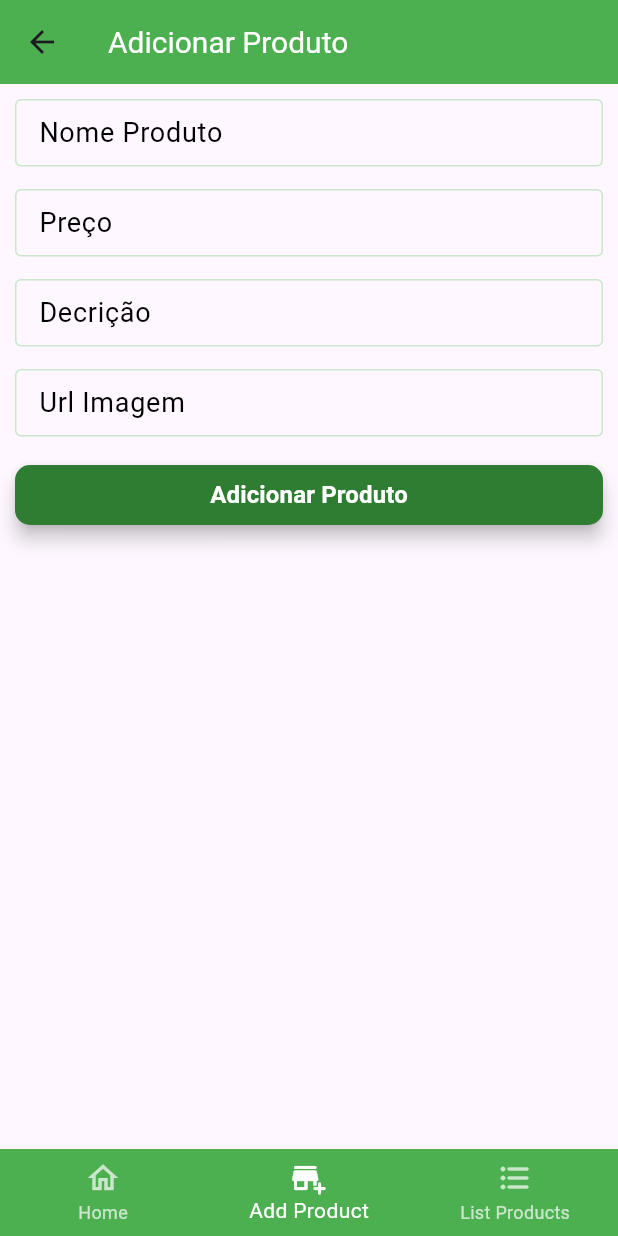
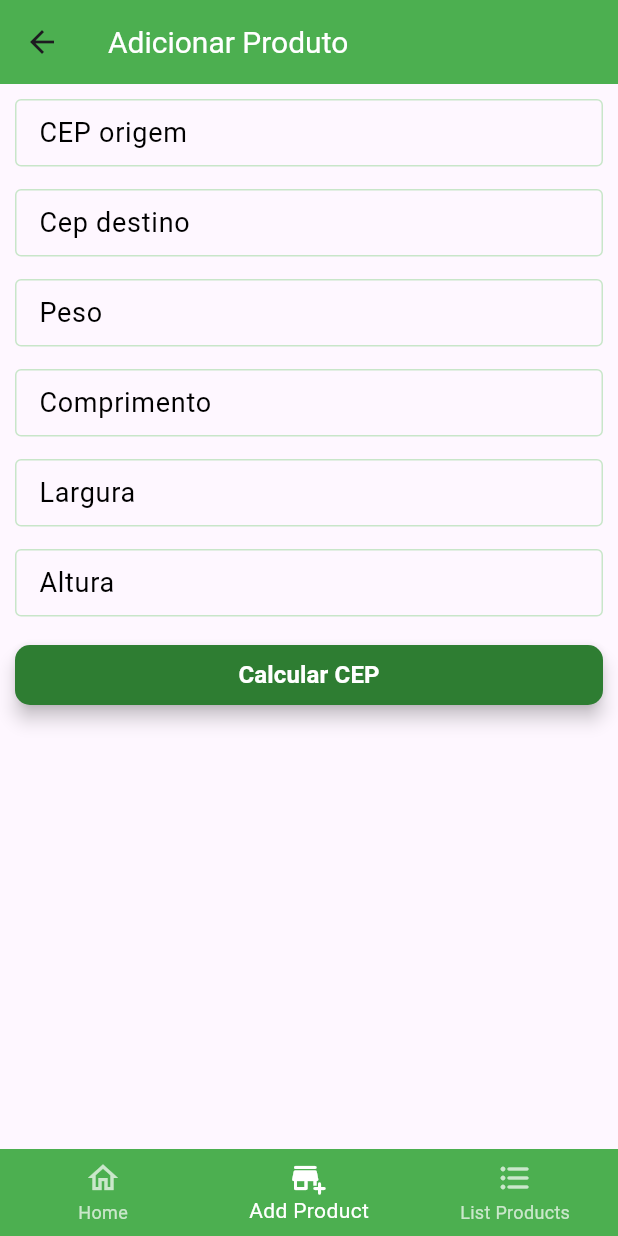
Before and after one commit to gusfrancoo/Atividade-Flutter-2, a Flutter app: the GlobalScaffold screen opened by its route, item 2 of the bottom bar chosen, on a phone screen of 412 x 824 dp. Run offline on Flutter 3.47's test engine with Material 3 defaults, Android fonts, the phone set to English and light mode, and no system bars; our stand-ins replace get, get_storage; accounts and stored records are empty.

```diff
--- a/lib/app/controllers/addProdutos_controller.dart
+++ /dev/null
@@ -1,46 +0,0 @@
-
-import 'dart:convert';
-
-import 'package:flutter/material.dart';
-import 'package:flutter_faculdade/app/models/product_model.dart';
-import 'package:get/get.dart';
-import 'package:get_storage/get_storage.dart';
-
-class AddProdutosController extends GetxController {
-  // TextFields
-  final TextEditingController nomeProd = TextEditingController();
-  final TextEditingController price = TextEditingController();
-  final TextEditingController desc = TextEditingController();
-  final TextEditingController urlImg = TextEditingController();
-
-
-  final RxList<Product> products = <Product>[].obs;
-  final box = GetStorage(); // Instância do GetStorage
-
-
-  Future<void> addProducts() async {
-
-    var prod = Product(
-      name: nomeProd.text,
-      price: double.tryParse(price.text) ?? 0.0,
-      description: desc.text,
-      imageUrl: urlImg.text,
-    );
-
-    products.add(prod);
-
-    nomeProd.clear();
-    price.clear();
-    desc.clear();
-    urlImg.clear();
-    saveProducts();
-
-  }
-
-    void saveProducts() {
-      final List<String> jsonProducts = products.map((prod) => jsonEncode(prod.toJson())).toList();
-      print(jsonProducts);
-      box.write('products', jsonProducts);
-    }
-
-}
--- /dev/null
+++ b/lib/app/controllers/calculaCep_controller.dart
@@ -0,0 +1,45 @@
+
+import 'dart:convert';
+
+import 'package:flutter/material.dart';
+import 'package:flutter_faculdade/app/models/freteResponse.dart';
+import 'package:get/get.dart';
+import 'package:get_storage/get_storage.dart';
+
+class CalculaCepController extends GetxController {
+  // TextFields
+  final TextEditingController cepDestino = TextEditingController();
+  final TextEditingController cepOrigem = TextEditingController();
+  final TextEditingController peso = TextEditingController();
+  final TextEditingController comprimento = TextEditingController();
+  final TextEditingController altura = TextEditingController();
+  final TextEditingController largura = TextEditingController();
+
+
+  final RxList<FreteResponse> frete = <FreteResponse>[].obs;
+  final box = GetStorage(); // Instância do GetStorage
+
+  final Map<String, dynamic> tipoServico = {
+    'sedex': "04014",
+    'pac': "04510",
+  };
+
+
+  Future<void> calcularCep() async {
+    print(tipoServico['pac']);
+    var params = {
+      "nCdServico": tipoServico['pac'],
+      "sCepOrigem": 74680020,
+      "sCepDestino": 35501261,
+      "nvlPeso": 2.0,
+      "nCdFormato": "1",
+      "nvlComprimento": 120,
+      "nvlLargura": 350,
+      "nvlAltura": 220
+    };
+
+
+  }
+
+
+}
--- /dev/null
+++ b/lib/app/models/freteResponse.dart
@@ -0,0 +1,51 @@
+import 'dart:convert';
+import 'package:http/http.dart' as http;
+
+// Enum para os tipos de serviço de envio
+enum TipoEnvio {
+  sedex('04014'),
+  pac('04510'),
+  desconhecido('');
+
+  final String codigo;
+  const TipoEnvio(this.codigo);
+
+  // Método para converter código para TipoEnvio
+  static TipoEnvio fromCodigo(String codigo) {
+    return TipoEnvio.values.firstWhere(
+      (e) => e.codigo == codigo,
+      orElse: () => TipoEnvio.desconhecido,
+    );
+  }
+}
+
+// Modelo para a resposta da API dos Correios
+class FreteResponse {
+  final TipoEnvio servico;
+  final double valor;
+  final int prazo;
+
+  FreteResponse({
+    required this.servico,
+    required this.valor,
+    required this.prazo,
+  });
+
+  // Factory method para criar um objeto a partir de JSON
+  factory FreteResponse.fromJson(Map<String, dynamic> json) {
+    return FreteResponse(
+      servico: TipoEnvio.fromCodigo(json['nCdServico']),
+      valor: (json['valor'] as num).toDouble(),
+      prazo: json['prazo'] as int,
+    );
+  }
+
+  // Método para converter o objeto de volta para JSON
+  Map<String, dynamic> toJson() {
+    return {
+      'servico': servico.codigo,
+      'valor': valor,
+      'prazo': prazo,
+    };
+  }
+}
--- a/lib/app/models/product_model.dart
+++ /dev/null
@@ -1,33 +0,0 @@
-class Product {
-  final String name;
-  final double price;
-  final String description;
-  final String imageUrl;
-
-  Product({
-    required this.name,
-    required this.price,
-    required this.description,
-    required this.imageUrl
-  });
-
-  Map<String, dynamic> toJson() {
-    return {
-      'name': name,
-      'price': price,
-      'description': description,
-      'imageUrl': imageUrl,
-    };
-  }
-
-  // Cria um Product a partir de JSON
-  factory Product.fromJson(Map<String, dynamic> json) {
-    return Product(
-      name: json['name'],
-      price: (json['price'] as num).toDouble(),
-      description: json['description'],
-      imageUrl: json['imageUrl'],
-    );
-  }
-
-}
--- a/lib/app/routes/app_pages.dart
+++ b/lib/app/routes/app_pages.dart
@@ -1,8 +1,8 @@
-import 'package:flutter_faculdade/app/controllers/addProdutos_controller.dart';
+import 'package:flutter_faculdade/app/controllers/calculaCep_controller.dart';
 import 'package:flutter_faculdade/app/controllers/navigation_controller.dart';
 import 'package:flutter_faculdade/app/controllers/listProdutos_controller.dart';
 import 'package:flutter_faculdade/app/routes/app_routes.dart';
-import 'package:flutter_faculdade/app/screens/addProdutos_screen.dart';
+import 'package:flutter_faculdade/app/screens/calculaCep_screen.dart';
 import 'package:flutter_faculdade/app/screens/home_screen.dart';
 import 'package:flutter_faculdade/app/screens/listProdutos.screen.dart';
 import 'package:flutter_faculdade/app/screens/login_screen.dart';
@@ -20,7 +20,7 @@ class AppPages {
       page: () => GlobalScaffold(),
       binding: BindingsBuilder(() {
         Get.put(NavigationController(), permanent: true);
-        Get.lazyPut(() => AddProdutosController(), fenix: true);
+        Get.lazyPut(() => CalculaCepController(), fenix: true);
         Get.lazyPut(() => ListprodutosController(), fenix: true);
       },),
     ),
@@ -30,13 +30,13 @@ class AppPages {
     ),
     GetPage(
       name: AppRoutes.addProduto,
-      page: () => AddprodutosScreen(),
-      binding: BindingsBuilder(() => Get.lazyPut(() => AddProdutosController()))
+      page: () => CalculacepScreen(),
+      binding: BindingsBuilder(() => Get.lazyPut(() => CalculaCepController()))
     ),
-    GetPage(
-      name: AppRoutes.listProdutos,
-      page: () => ListProdutosScreen(),
-      binding: BindingsBuilder(() => Get.lazyPut(() => ListprodutosController()))
-    ),
+    // GetPage(
+    //   name: AppRoutes.listProdutos,
+    //   page: () => ListProdutosScreen(),
+    //   binding: BindingsBuilder(() => Get.lazyPut(() => ListprodutosController()))
+    // ),
   ];
 }
--- a/lib/app/screens/addProdutos_screen.dart
+++ b/lib/app/screens/calculaCep_screen.dart
@@ -1,12 +1,12 @@
 import 'package:flutter/material.dart';
-import 'package:flutter_faculdade/app/controllers/addProdutos_controller.dart';
+import 'package:flutter_faculdade/app/controllers/calculaCep_controller.dart';
 import 'package:get/get.dart';
 
-class AddprodutosScreen extends StatelessWidget {
+class CalculacepScreen extends StatelessWidget {
 
-  AddprodutosScreen({super.key});
+  CalculacepScreen({super.key});
 
-  final AddProdutosController controller = Get.find<AddProdutosController>();
+  final CalculaCepController controller = Get.find<CalculaCepController>();
 
   @override
   Widget build(BuildContext context) {
@@ -24,14 +24,14 @@ class AddprodutosScreen extends StatelessWidget {
                   width: double.infinity,
                   height: 45,
                   child: TextField(
-                    controller: controller.nomeProd,
+                    controller: controller.cepOrigem,
                     decoration: InputDecoration(
                       enabledBorder: OutlineInputBorder(borderSide: BorderSide(color: Colors.green.shade100)),
                       focusedBorder: OutlineInputBorder(borderSide: BorderSide(color: Colors.green, width: 1)),
                       labelStyle: TextStyle(
                         color: Colors.black
                       ),
-                      labelText: 'Nome Produto',
+                      labelText: 'CEP origem',
                     ),
                   ),
                 ),
@@ -40,7 +40,7 @@ class AddprodutosScreen extends StatelessWidget {
                   width: double.infinity,
                   height: 45,
                   child: TextField(
-                    controller: controller.price,
+                    controller: controller.cepDestino,
                     keyboardType: TextInputType.number,
                     decoration: InputDecoration(
                       enabledBorder: OutlineInputBorder(borderSide: BorderSide(color: Colors.green.shade100)),
@@ -48,7 +48,7 @@ class AddprodutosScreen extends StatelessWidget {
                       labelStyle: TextStyle(
                         color: Colors.black
                       ),
-                      labelText: 'Preço',
+                      labelText: 'Cep destino',
                     ),
                   ),
                 ),
@@ -57,7 +57,7 @@ class AddprodutosScreen extends StatelessWidget {
                   width: double.infinity,
                   height: 45,
                   child: TextField(
-                    controller: controller.desc,
+                    controller: controller.peso,
 
                     decoration: InputDecoration(
                       enabledBorder: OutlineInputBorder(borderSide: BorderSide(color: Colors.green.shade100)),
@@ -65,7 +65,7 @@ class AddprodutosScreen extends StatelessWidget {
                       labelStyle: TextStyle(
                         color: Colors.black
                       ),
-                      labelText: 'Decrição',
+                      labelText: 'Peso',
                     ),
                   ),
                 ),
@@ -75,15 +75,48 @@ class AddprodutosScreen extends StatelessWidget {
                   height: 45,
 
                   child: TextField(
-                    controller: controller.urlImg,
-                    keyboardType: TextInputType.url,
+                    controller: controller.comprimento,
                     decoration: InputDecoration(
                       enabledBorder: OutlineInputBorder(borderSide: BorderSide(color: Colors.green.shade100)),
                       focusedBorder: OutlineInputBorder(borderSide: BorderSide(color: Colors.green, width: 1)),
                       labelStyle: TextStyle(
                         color: Colors.black
                       ),
-                      labelText: 'Url Imagem',
+                      labelText: 'Comprimento',
+                    ),
+                  ),
+                ),
+                SizedBox(height: 15,),
+                SizedBox(
+                  width: double.infinity,
+                  height: 45,
+
+                  child: TextField(
+                    controller: controller.largura,
+                    decoration: InputDecoration(
+                      enabledBorder: OutlineInputBorder(borderSide: BorderSide(color: Colors.green.shade100)),
+                      focusedBorder: OutlineInputBorder(borderSide: BorderSide(color: Colors.green, width: 1)),
+                      labelStyle: TextStyle(
+                        color: Colors.black
+                      ),
+                      labelText: 'Largura',
+                    ),
+                  ),
+                ),
+                SizedBox(height: 15,),
+                SizedBox(
+                  width: double.infinity,
+                  height: 45,
+
+                  child: TextField(
+                    controller: controller.altura,
+                    decoration: InputDecoration(
+                      enabledBorder: OutlineInputBorder(borderSide: BorderSide(color: Colors.green.shade100)),
+                      focusedBorder: OutlineInputBorder(borderSide: BorderSide(color: Colors.green, width: 1)),
+                      labelStyle: TextStyle(
+                        color: Colors.black
+                      ),
+                      labelText: 'Altura',
                     ),
                   ),
                 ),
@@ -93,7 +126,7 @@ class AddprodutosScreen extends StatelessWidget {
                     Expanded(
                       child: ElevatedButton(
                         onPressed: () {
-                          controller.addProducts();
+                          controller.calcularCep();
                         },
                         style: ElevatedButton.styleFrom(
                           backgroundColor: Colors.green.shade800, // Cor do botão
@@ -103,7 +136,7 @@ class AddprodutosScreen extends StatelessWidget {
                           elevation: 5, // Sombra para efeito 3D
                         ),
                         child: Text(
-                          'Adicionar Produto',
+                          'Calcular CEP',
                           style: const TextStyle(
                             color: Colors.white, // Cor do texto
                             fontSize: 16,
--- a/lib/utils/widgets/global_scaffold.dart
+++ b/lib/utils/widgets/global_scaffold.dart
@@ -1,6 +1,6 @@
 import 'package:flutter/material.dart';
 import 'package:flutter_faculdade/app/controllers/navigation_controller.dart';
-import 'package:flutter_faculdade/app/screens/addProdutos_screen.dart';
+import 'package:flutter_faculdade/app/screens/calculaCep_screen.dart';
 import 'package:flutter_faculdade/app/screens/home_screen.dart';
 import 'package:flutter_faculdade/app/screens/listProdutos.screen.dart';
 import 'package:get/get.dart';
@@ -13,8 +13,8 @@ class GlobalScaffold extends StatelessWidget {
   final NavigationController _controller = Get.find<NavigationController>();
     final List<Widget> screens = [
       HomeScreen(),
-      AddprodutosScreen(),
-      ListProdutosScreen(),
+      CalculacepScreen(),
+      // ListProdutosScreen(),
     ];
 
   @override
```
Also changed, not shown: lib/app/screens/listProdutos.screen.dart (+150 -150 lines).
